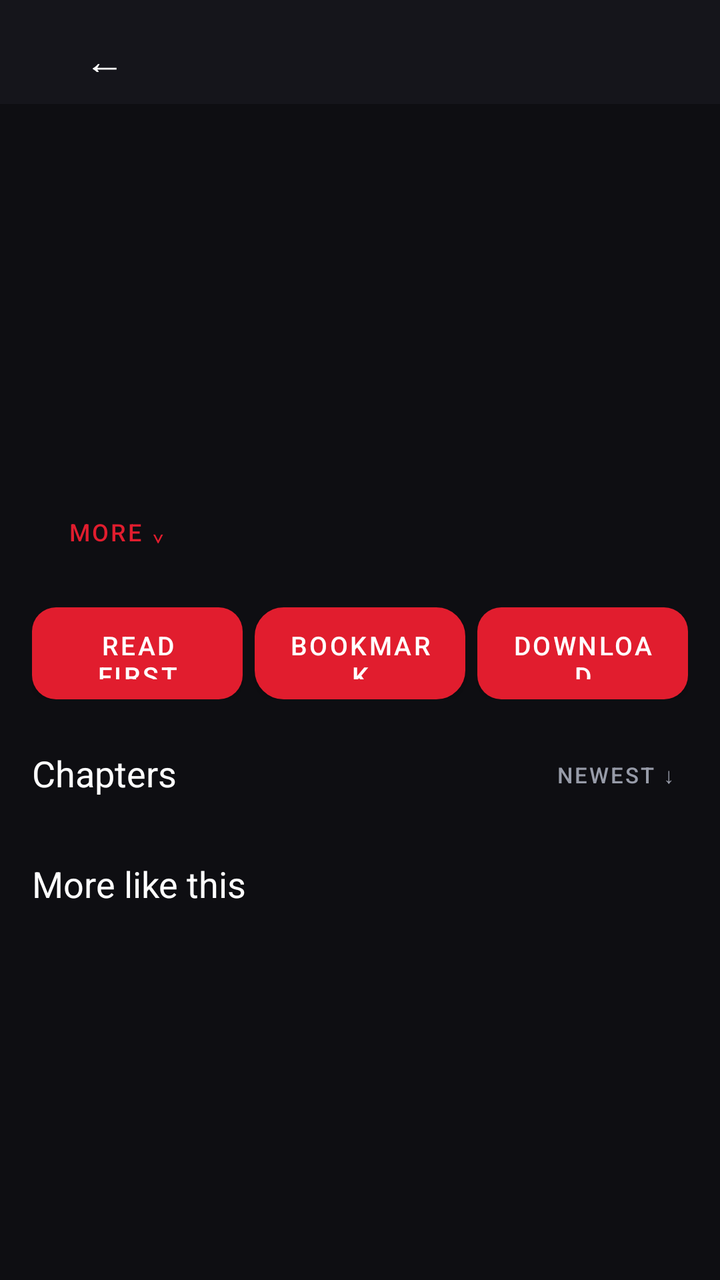
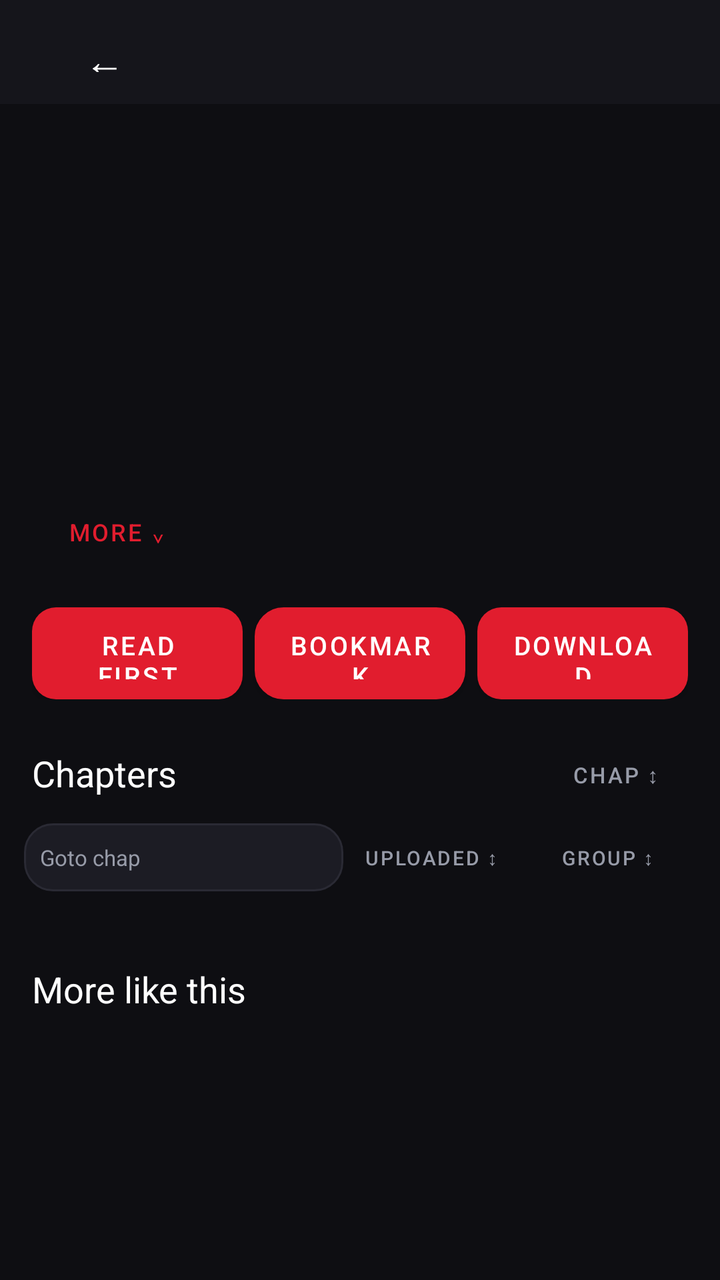

Before-and-after screenshots of an Android layout around one commit, followed by the original layout XML and the change that was made.
<!-- AndroidManifest.xml: application theme Theme.MyGhoulScans -->
<!-- res/layout/activity_comic_detail.xml -->
<?xml version="1.0" encoding="utf-8"?>
<LinearLayout xmlns:android="http://schemas.android.com/apk/res/android"
    android:orientation="vertical" android:layout_width="match_parent" android:layout_height="match_parent"
    android:background="@color/mgs_bg">

    <LinearLayout android:orientation="horizontal" android:layout_width="match_parent"
        android:layout_height="52dp" android:background="@color/mgs_panel" android:gravity="center_vertical"
        android:paddingStart="8dp" android:paddingEnd="8dp">
        <Button android:id="@+id/detailBack" android:layout_width="wrap_content" android:layout_height="40dp"
            android:text="←" android:textSize="20sp" android:textColor="@color/white"
            android:background="?android:attr/selectableItemBackground" />
        <TextView android:id="@+id/detailTopTitle" android:layout_width="0dp" android:layout_height="wrap_content"
            android:layout_weight="1" android:textColor="@color/white" android:textSize="16sp"
            android:maxLines="1" android:ellipsize="end" android:layout_marginStart="6dp" />
    </LinearLayout>

    <ScrollView android:layout_width="match_parent" android:layout_height="0dp" android:layout_weight="1">
        <LinearLayout android:orientation="vertical" android:layout_width="match_parent" android:layout_height="wrap_content"
            android:paddingBottom="16dp">

            <LinearLayout android:orientation="horizontal" android:layout_width="match_parent"
                android:layout_height="wrap_content" android:padding="16dp">
                <ImageView android:id="@+id/detailCover" android:layout_width="104dp" android:layout_height="144dp"
                    android:scaleType="centerCrop" android:contentDescription="Cover" />
                <LinearLayout android:orientation="vertical" android:layout_width="0dp" android:layout_height="wrap_content"
                    android:layout_weight="1" android:layout_marginStart="14dp">
                    <TextView android:id="@+id/detailTitle" android:layout_width="match_parent" android:layout_height="wrap_content"
                        android:textColor="@color/white" android:textSize="18sp" android:textStyle="bold"
                        android:maxLines="4" android:ellipsize="end" />
                    <TextView android:id="@+id/detailSource" android:layout_width="match_parent" android:layout_height="wrap_content"
                        android:textColor="@color/mgs_muted" android:textSize="12sp" android:layout_marginTop="4dp" />
                    <TextView android:id="@+id/detailCount" android:layout_width="match_parent" android:layout_height="wrap_content"
                        android:textColor="@color/mgs_accent" android:textSize="13sp" android:layout_marginTop="6dp" />
                    <TextView android:id="@+id/detailProgress" android:layout_width="match_parent" android:layout_height="wrap_content"
                        android:textColor="#FF2ECC71" android:textSize="12sp" android:layout_marginTop="4dp" />
                </LinearLayout>
            </LinearLayout>

            <TextView android:id="@+id/detailDesc" android:layout_width="match_parent" android:layout_height="wrap_content"
                android:textColor="#FFBBBBBB" android:textSize="13sp" android:paddingStart="16dp" android:paddingEnd="16dp"
                android:maxLines="3" android:ellipsize="end" />

            <Button android:id="@+id/detailMore" android:layout_width="wrap_content" android:layout_height="34dp"
                android:text="More ⌄" android:textSize="12sp" android:textColor="@color/mgs_accent"
                android:background="?android:attr/selectableItemBackground" android:layout_marginStart="14dp"
                android:layout_marginTop="2dp" android:paddingStart="4dp" android:paddingEnd="4dp" />

            <HorizontalScrollView android:layout_width="match_parent" android:layout_height="wrap_content"
                android:scrollbars="none" android:layout_marginTop="8dp">
                <LinearLayout android:id="@+id/detailGenres" android:orientation="horizontal"
                    android:layout_width="wrap_content" android:layout_height="wrap_content"
                    android:paddingStart="14dp" android:paddingEnd="14dp" />
            </HorizontalScrollView>

            <LinearLayout android:orientation="horizontal" android:layout_width="match_parent"
                android:layout_height="wrap_content" android:layout_marginTop="14dp" android:paddingStart="16dp" android:paddingEnd="16dp">
                <Button android:id="@+id/detailRead" android:layout_width="0dp" android:layout_weight="1"
                    android:layout_height="46dp" android:text="Read first" android:textSize="13sp"
                    android:textColor="@color/white" android:background="@drawable/mgs_accent_button" />
                <Button android:id="@+id/detailBookmark" android:layout_width="0dp" android:layout_weight="1"
                    android:layout_height="46dp" android:text="Bookmark" android:textSize="13sp"
                    android:textColor="@color/white" android:background="@drawable/mgs_card"
                    android:layout_marginStart="6dp" />
                <Button android:id="@+id/detailDownloadAll" android:layout_width="0dp" android:layout_weight="1"
                    android:layout_height="46dp" android:text="Download" android:textSize="13sp"
                    android:textColor="@color/white" android:background="@drawable/mgs_accent_button"
                    android:layout_marginStart="6dp" />
            </LinearLayout>

            <LinearLayout android:orientation="horizontal" android:layout_width="match_parent"
                android:layout_height="wrap_content" android:gravity="center_vertical"
                android:layout_marginTop="20dp" android:paddingStart="16dp" android:paddingEnd="8dp" android:paddingBottom="8dp">
                <TextView android:id="@+id/chapterHead" android:layout_width="0dp" android:layout_height="wrap_content"
                    android:layout_weight="1" android:text="Chapters" android:textColor="@color/white" android:textSize="18sp" />
                <Button android:id="@+id/chapterSort" android:layout_width="wrap_content" android:layout_height="34dp"
                    android:text="Newest ↓" android:textSize="11sp" android:textColor="@color/mgs_muted"
                    android:background="?android:attr/selectableItemBackground" android:paddingStart="6dp" android:paddingEnd="6dp" />
            </LinearLayout>
            <LinearLayout android:id="@+id/chapterList" android:orientation="vertical"
                android:layout_width="match_parent" android:layout_height="wrap_content" android:paddingStart="12dp" android:paddingEnd="12dp" />
            <Button android:id="@+id/chapterShowAll" android:layout_width="wrap_content" android:layout_height="34dp"
                android:text="Show all chapters" android:textSize="12sp" android:textColor="@color/mgs_accent"
                android:background="@drawable/mgs_card" android:layout_gravity="center_horizontal"
                android:layout_marginTop="8dp" android:visibility="gone" android:layout_marginBottom="10dp"
                android:paddingStart="16dp" android:paddingEnd="16dp" />

            <TextView android:text="More like this" android:textColor="@color/white" android:textSize="18sp"
                android:layout_width="match_parent" android:layout_height="wrap_content"
                android:paddingStart="16dp" android:paddingTop="18dp" android:paddingBottom="6dp" />
            <HorizontalScrollView android:layout_width="match_parent" android:layout_height="wrap_content"
                android:scrollbars="none" android:paddingStart="6dp" android:paddingEnd="6dp">
                <LinearLayout android:id="@+id/detailRecs" android:orientation="horizontal"
                    android:layout_width="wrap_content" android:layout_height="wrap_content" />
            </HorizontalScrollView>
            <View android:layout_width="match_parent" android:layout_height="14dp" />
        </LinearLayout>
    </ScrollView>
</LinearLayout>
<!-- resources referenced by this layout -->
<resources>
  <color name="mgs_accent">#FFE11D2E</color>
  <color name="mgs_bg">#FF0E0E12</color>
  <color name="mgs_muted">#FF979BA8</color>
  <color name="mgs_panel">#FF15151B</color>
  <color name="white">#FFFFFFFF</color>
  <!-- drawable mgs_accent_button (drawable) -->
  <?xml version="1.0" encoding="utf-8"?>
  <shape xmlns:android="http://schemas.android.com/apk/res/android" android:shape="rectangle">
      <solid android:color="#FFE11D2E" />
      <corners android:radius="12dp" />
  </shape>
  <!-- drawable mgs_card (drawable) -->
  <?xml version="1.0" encoding="utf-8"?>
  <shape xmlns:android="http://schemas.android.com/apk/res/android" android:shape="rectangle">
      <solid android:color="#FF1C1C24" />
      <corners android:radius="14dp" />
      <stroke android:width="1dp" android:color="#FF2A2A34" />
  </shape>
  <style name="Theme.MyGhoulScans" parent="Theme.MaterialComponents.DayNight.NoActionBar">
          
          <item name="colorPrimary">@color/mgs_accent</item>
          <item name="colorPrimaryVariant">@color/mgs_accent</item>
          <item name="colorOnPrimary">@color/white</item>
          
          <item name="colorSecondary">@color/mgs_accent</item>
          <item name="colorSecondaryVariant">@color/mgs_accent</item>
          <item name="colorOnSecondary">@color/white</item>
          
          <item name="android:statusBarColor">@color/mgs_bg</item>
          <item name="android:windowBackground">@color/mgs_bg</item>
          <item name="android:textColorPrimary">@color/white</item>
          
      </style>
</resources>

<!-- the commit's change to res/layout/activity_comic_detail.xml (unified diff, before → after) -->
@@ -73,11 +73,27 @@
                 <TextView android:id="@+id/chapterHead" android:layout_width="0dp" android:layout_height="wrap_content"
                     android:layout_weight="1" android:text="Chapters" android:textColor="@color/white" android:textSize="18sp" />
                 <Button android:id="@+id/chapterSort" android:layout_width="wrap_content" android:layout_height="34dp"
-                    android:text="Newest ↓" android:textSize="11sp" android:textColor="@color/mgs_muted"
+                    android:text="Chap ↕" android:textSize="11sp" android:textColor="@color/mgs_muted"
                     android:background="?android:attr/selectableItemBackground" android:paddingStart="6dp" android:paddingEnd="6dp" />
+            </LinearLayout>
+            <LinearLayout android:orientation="horizontal" android:layout_width="match_parent" android:layout_height="wrap_content"
+                android:paddingStart="12dp" android:paddingEnd="12dp" android:gravity="center_vertical">
+                <EditText android:id="@+id/chapterGoto" android:layout_width="0dp" android:layout_weight="1.2"
+                    android:layout_height="34dp" android:hint="Goto chap" android:textSize="11sp"
+                    android:textColor="@color/white" android:textColorHint="@color/mgs_muted"
+                    android:background="@drawable/mgs_card" android:paddingStart="8dp" android:singleLine="true" />
+                <Button android:id="@+id/chapterUploadedSort" android:layout_width="wrap_content" android:layout_height="34dp"
+                    android:text="Uploaded ↕" android:textSize="10sp" android:textColor="@color/mgs_muted"
+                    android:background="?android:attr/selectableItemBackground" android:paddingStart="4dp" android:paddingEnd="4dp" />
+                <Button android:id="@+id/chapterGroup" android:layout_width="wrap_content" android:layout_height="34dp"
+                    android:text="Group ↕" android:textSize="10sp" android:textColor="@color/mgs_muted"
+                    android:background="?android:attr/selectableItemBackground" android:paddingStart="4dp" android:paddingEnd="4dp" />
             </LinearLayout>
             <LinearLayout android:id="@+id/chapterList" android:orientation="vertical"
                 android:layout_width="match_parent" android:layout_height="wrap_content" android:paddingStart="12dp" android:paddingEnd="12dp" />
+            <TextView android:id="@+id/chapterFooter" android:layout_width="match_parent" android:layout_height="wrap_content"
+                android:text="" android:textColor="@color/mgs_muted" android:textSize="11sp"
+                android:gravity="end" android:paddingStart="12dp" android:paddingEnd="12dp" android:paddingTop="4dp" />
             <Button android:id="@+id/chapterShowAll" android:layout_width="wrap_content" android:layout_height="34dp"
                 android:text="Show all chapters" android:textSize="12sp" android:textColor="@color/mgs_accent"
                 android:background="@drawable/mgs_card" android:layout_gravity="center_horizontal"
